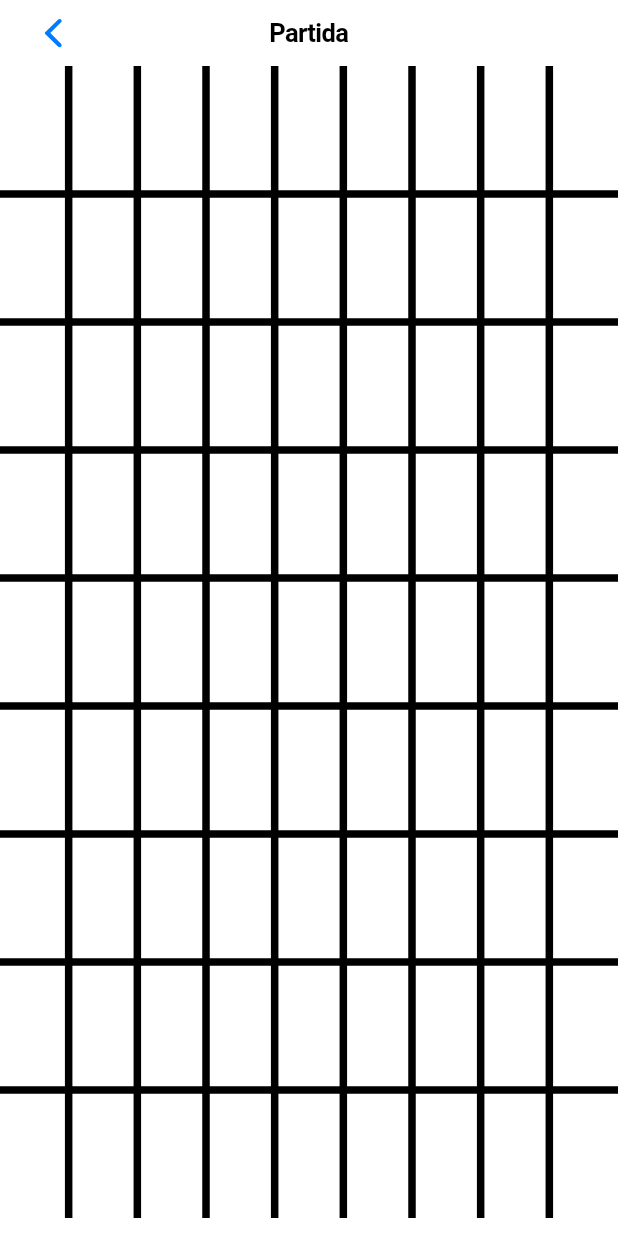
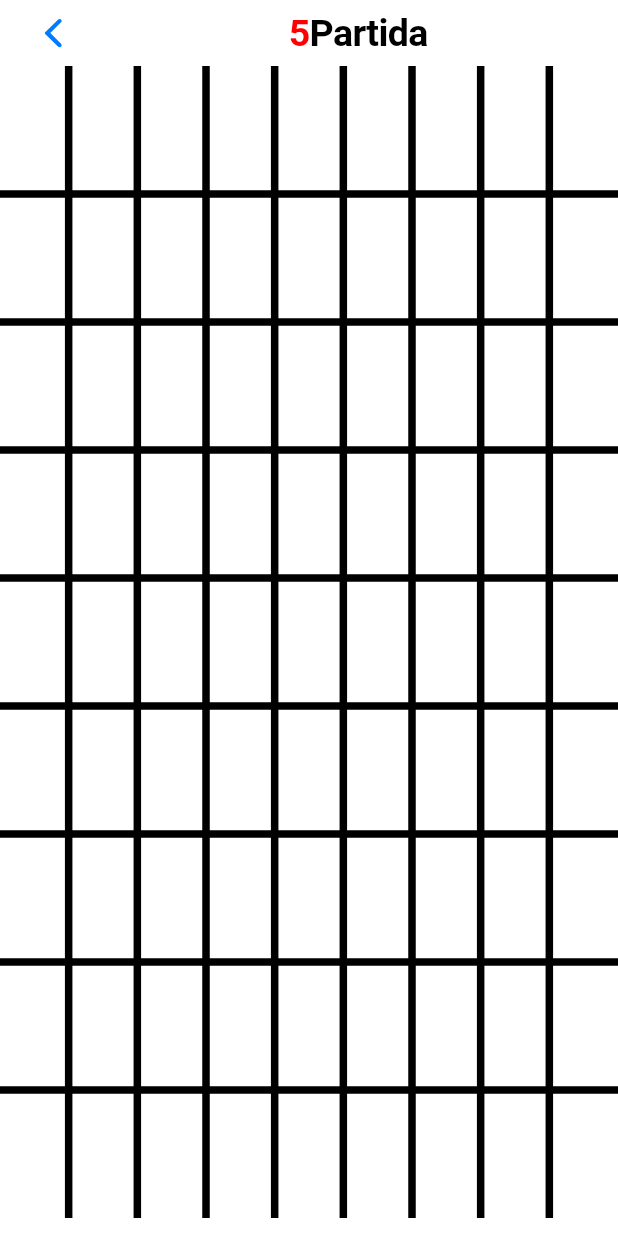
Before and after one commit to jmartintoro/buscamines-DanielVilla-JoelMartin, a Flutter app: the LayoutPlay screen opened by its route, on a phone screen of 412 x 824 dp. Run offline on Flutter 3.47's test engine with Material 2 defaults, Android fonts, the phone set to English and light mode, and no system bars; our stand-ins replace flutter_svg; missing offline and left inert: window_manager.

```diff
--- a/tres_en_ratlla/lib/layout_play.dart
+++ b/tres_en_ratlla/lib/layout_play.dart
@@ -1,4 +1,6 @@
+import 'package:cupertino_base/app_data.dart';
 import 'package:flutter/cupertino.dart';
+import 'package:provider/provider.dart';
 import 'widget_tresratlla.dart';
 
 class LayoutPlay extends StatefulWidget {
@@ -11,9 +13,22 @@ class LayoutPlay extends StatefulWidget {
 class LayoutPlayState extends State<LayoutPlay> {
   @override
   Widget build(BuildContext context) {
+    AppData appData = Provider.of<AppData>(context, listen: false);
     return CupertinoPageScaffold(
       navigationBar: CupertinoNavigationBar(
-        middle: const Text("Partida"),
+        middle: Row(
+          mainAxisAlignment: MainAxisAlignment.center,
+          crossAxisAlignment: CrossAxisAlignment.center,
+          children: [
+            Text('${appData.bombes}',
+              style: TextStyle(fontSize: 25, color: Color.fromARGB(255, 255, 0, 0)),),
+            Text(
+              'Partida',
+              style: TextStyle(fontSize: 25, color: Color.fromARGB(255, 0, 0, 0)),
+            ),
+
+          ],
+        ),
         leading: CupertinoNavigationBarBackButton(
           onPressed: () {
             Navigator.of(context).pop();
--- a/tres_en_ratlla/lib/lobby.dart
+++ b/tres_en_ratlla/lib/lobby.dart
@@ -46,6 +46,7 @@ class Lobby extends StatelessWidget {
         GestureDetector(
           onTap: () {
             appData.resetGame();
+                appData.gameIsOver = false;
                 Navigator.of(context).pushNamed('play');
           },
           child: Container(
--- a/tres_en_ratlla/lib/widget_tresratlla_painter.dart
+++ b/tres_en_ratlla/lib/widget_tresratlla_painter.dart
@@ -174,7 +174,7 @@ class WidgetTresRatllaPainter extends CustomPainter {
 
   // Dibuixa el missatge de joc acabat
   void drawGameOver(Canvas canvas, Size size) {
-    String message = "El joc ha acabat. Ha guanyat ${appData.gameWinner}!";
+    String message = "Has EXPLOTAT!";
 
     const textStyle = TextStyle(
       color: Colors.black,
@@ -214,7 +214,7 @@ class WidgetTresRatllaPainter extends CustomPainter {
   void paint(Canvas canvas, Size size) {
     drawBoardLines(canvas, size);
     drawBoardStatus(canvas, size);
-    if (appData.gameWinner != '-') {
+    if (appData.gameIsOver) {
       drawGameOver(canvas, size);
     }
   }
```
Also changed, not shown: tres_en_ratlla/lib/app_data.dart (+44 -3 lines), tres_en_ratlla/lib/widget_tresratlla.dart (+20 -5 lines).
